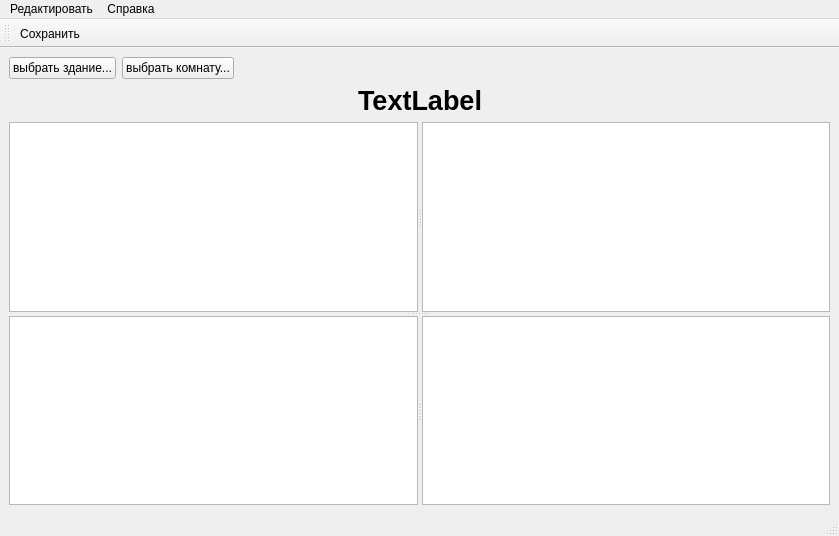
First picture: the form in View/RoomViewer.ui, repository Dovmial/SimpleSystemInventarization, before the edit.
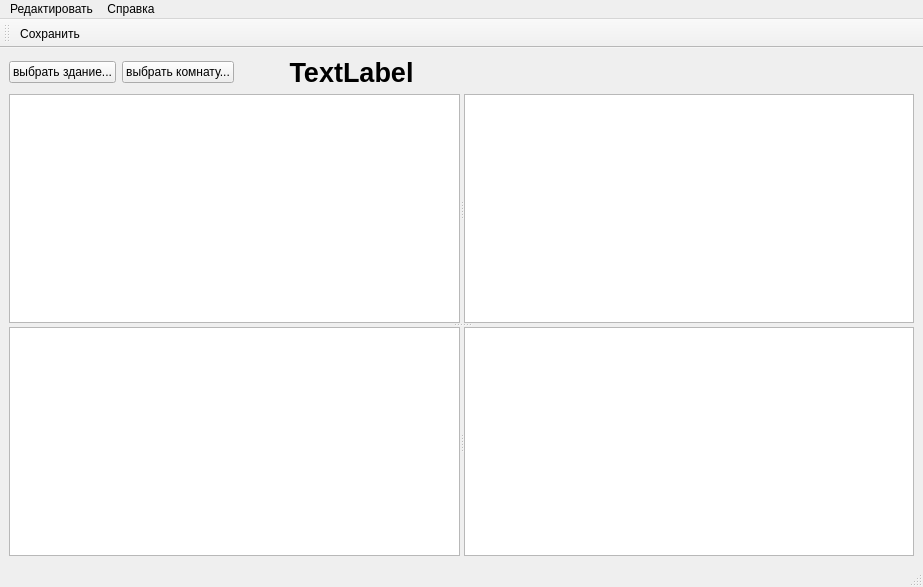
Second picture: the form after the edit. Icons and pictures are not drawn.

Commit message: add styleSheet, edit devices, context menu fontDialog for qplainTextEdit

Patch:
```diff
--- a/View/RoomViewer.ui
+++ b/View/RoomViewer.ui
@@ -6,8 +6,8 @@
    <rect>
     <x>0</x>
     <y>0</y>
-    <width>839</width>
-    <height>536</height>
+    <width>923</width>
+    <height>587</height>
    </rect>
   </property>
   <property name="windowTitle">
@@ -15,7 +15,57 @@
   </property>
   <widget class="QWidget" name="centralwidget">
    <layout class="QGridLayout" name="gridLayout">
-    <item row="2" column="0" colspan="3">
+    <item row="0" column="2" colspan="2">
+     <spacer name="horizontalSpacer_3">
+      <property name="orientation">
+       <enum>Qt::Horizontal</enum>
+      </property>
+      <property name="sizeHint" stdset="0">
+       <size>
+        <width>40</width>
+        <height>20</height>
+       </size>
+      </property>
+     </spacer>
+    </item>
+    <item row="0" column="1">
+     <widget class="QLabel" name="lblRoomName">
+      <property name="font">
+       <font>
+        <pointsize>20</pointsize>
+        <bold>true</bold>
+       </font>
+      </property>
+      <property name="styleSheet">
+       <string notr="true">color:{rgb(76, 57, 121)}</string>
+      </property>
+      <property name="text">
+       <string>TextLabel</string>
+      </property>
+      <property name="alignment">
+       <set>Qt::AlignCenter</set>
+      </property>
+     </widget>
+    </item>
+    <item row="0" column="0">
+     <layout class="QHBoxLayout" name="horizontalLayout">
+      <item>
+       <widget class="QPushButton" name="btnTransitBuilding">
+        <property name="text">
+         <string>выбрать здание...</string>
+        </property>
+       </widget>
+      </item>
+      <item>
+       <widget class="QPushButton" name="btnTransitRoom">
+        <property name="text">
+         <string>выбрать комнату...</string>
+        </property>
+       </widget>
+      </item>
+     </layout>
+    </item>
+    <item row="1" column="0" colspan="4">
      <widget class="QSplitter" name="splitter_3">
       <property name="orientation">
        <enum>Qt::Vertical</enum>
@@ -36,6 +86,12 @@
         </property>
        </widget>
        <widget class="QPlainTextEdit" name="pteInfoItems">
+        <property name="font">
+         <font>
+          <family>Consolas</family>
+          <pointsize>14</pointsize>
+         </font>
+        </property>
         <property name="readOnly">
          <bool>true</bool>
         </property>
@@ -53,92 +109,6 @@
       </widget>
      </widget>
     </item>
-    <item row="1" column="2">
-     <spacer name="horizontalSpacer_2">
-      <property name="orientation">
-       <enum>Qt::Horizontal</enum>
-      </property>
-      <property name="sizeHint" stdset="0">
-       <size>
-        <width>220</width>
-        <height>20</height>
-       </size>
-      </property>
-     </spacer>
-    </item>
-    <item row="0" column="0">
-     <layout class="QHBoxLayout" name="horizontalLayout">
-      <item>
-       <widget class="QPushButton" name="btnTransitBuilding">
-        <property name="text">
-         <string>выбрать здание...</string>
-        </property>
-       </widget>
-      </item>
-      <item>
-       <widget class="QPushButton" name="btnTransitRoom">
-        <property name="text">
-         <string>выбрать комнату...</string>
-        </property>
-       </widget>
-      </item>
-      <item>
-       <spacer name="horizontalSpacer_4">
-        <property name="orientation">
-         <enum>Qt::Horizontal</enum>
-        </property>
-        <property name="sizeHint" stdset="0">
-         <size>
-          <width>40</width>
-          <height>20</height>
-         </size>
-        </property>
-       </spacer>
-      </item>
-     </layout>
-    </item>
-    <item row="1" column="0">
-     <spacer name="horizontalSpacer">
-      <property name="orientation">
-       <enum>Qt::Horizontal</enum>
-      </property>
-      <property name="sizeHint" stdset="0">
-       <size>
-        <width>220</width>
-        <height>20</height>
-       </size>
-      </property>
-     </spacer>
-    </item>
-    <item row="1" column="1">
-     <widget class="QLabel" name="lblRoomName">
-      <property name="font">
-       <font>
-        <pointsize>20</pointsize>
-        <bold>true</bold>
-       </font>
-      </property>
-      <property name="text">
-       <string>TextLabel</string>
-      </property>
-      <property name="alignment">
-       <set>Qt::AlignCenter</set>
-      </property>
-     </widget>
-    </item>
-    <item row="0" column="1" colspan="2">
-     <spacer name="horizontalSpacer_3">
-      <property name="orientation">
-       <enum>Qt::Horizontal</enum>
-      </property>
-      <property name="sizeHint" stdset="0">
-       <size>
-        <width>40</width>
-        <height>20</height>
-       </size>
-      </property>
-     </spacer>
-    </item>
    </layout>
   </widget>
   <widget class="QMenuBar" name="menubar">
@@ -146,7 +116,7 @@
     <rect>
      <x>0</x>
      <y>0</y>
-     <width>839</width>
+     <width>923</width>
      <height>22</height>
     </rect>
    </property>
```
The commit also changes 21 other files.
